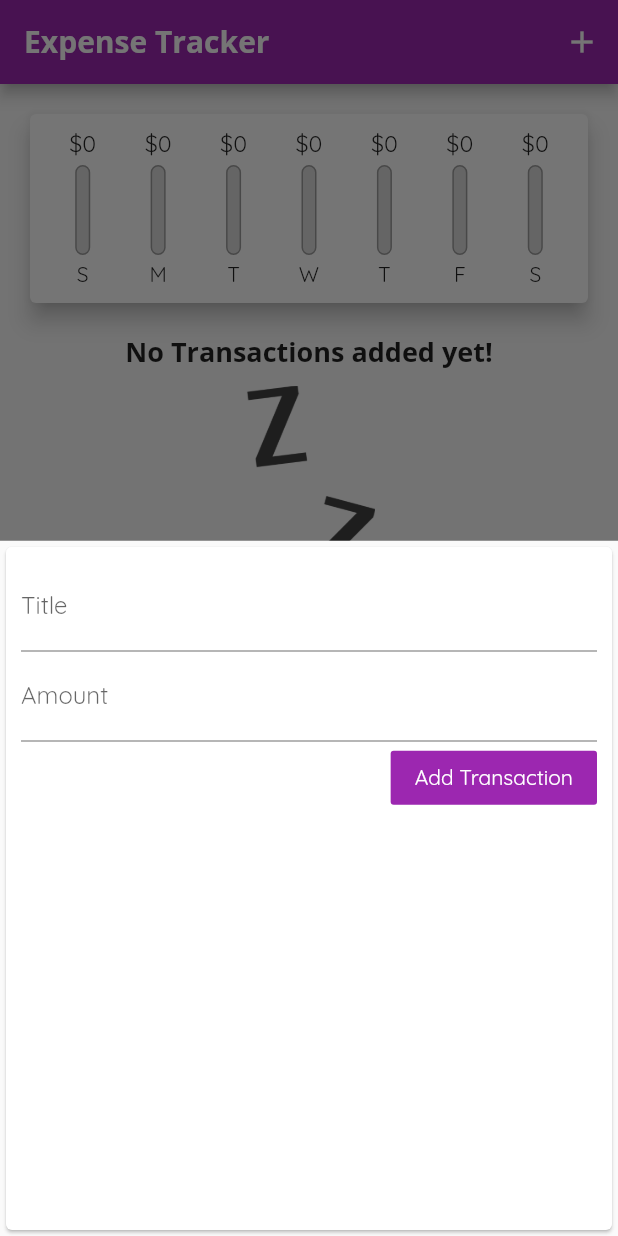
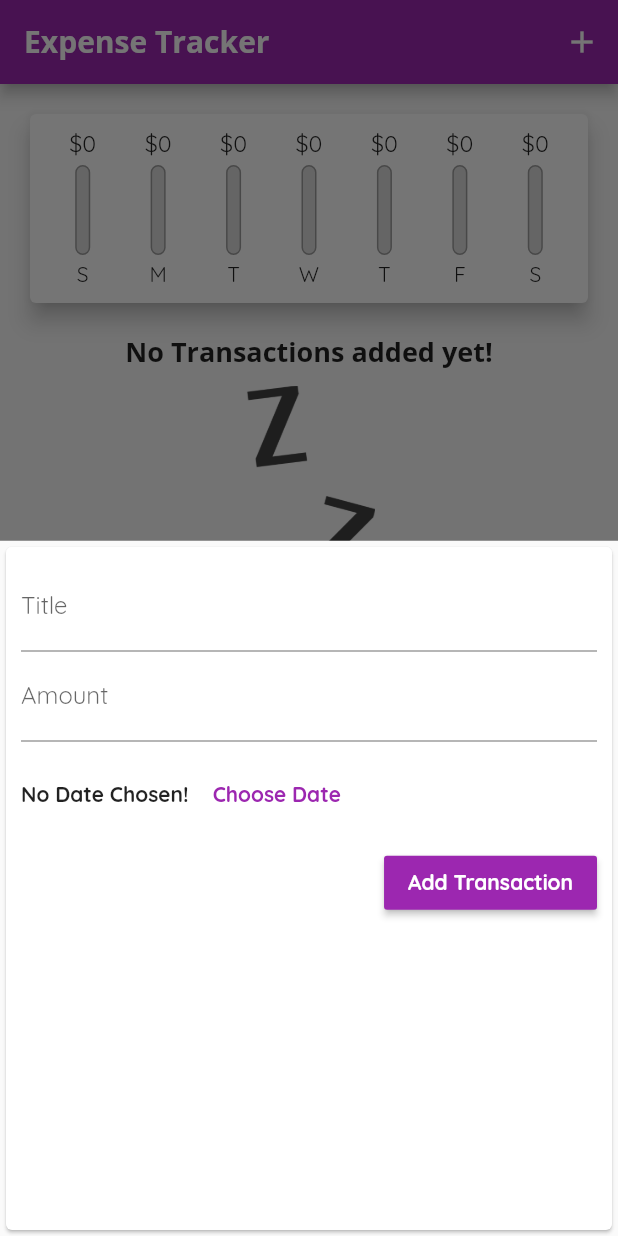
Before and after one commit to hoseinABH/expense-tracker, a Flutter app: the screen it shows after launch, after a tap on the "add" icon, on a phone screen of 412 x 824 dp. Run offline on Flutter 3.47's test engine with Material 2 defaults, Android fonts, the phone set to English and light mode, and no system bars.

Commit message:
add date picker

```diff
--- a/lib/main.dart
+++ b/lib/main.dart
@@ -25,7 +25,8 @@ class MyApp extends StatelessWidget {
               bodyText1: TextStyle(
                   fontFamily: 'OpenSans',
                   fontSize: 18,
-                  fontWeight: FontWeight.bold)),
+                  fontWeight: FontWeight.bold),
+              button: TextStyle(color: Colors.white)),
           appBarTheme: AppBarTheme(
               titleTextStyle: TextStyle(
                   fontFamily: 'OpenSans',
--- a/lib/widgets/new_transaction.dart
+++ b/lib/widgets/new_transaction.dart
@@ -1,4 +1,5 @@
 import 'package:flutter/material.dart';
+import 'package:intl/intl.dart';
 
 class NewTransaction extends StatefulWidget {
   final Function addNewTx;
@@ -10,18 +11,35 @@ class NewTransaction extends StatefulWidget {
 }
 
 class _NewTransactionState extends State<NewTransaction> {
-  final titleController = TextEditingController();
-  final amountController = TextEditingController();
+  final _titleController = TextEditingController();
+  final _amountController = TextEditingController();
+  var _selectedDate;
 
-  void submitData() {
-    final enteredTitle = titleController.text;
-    final enteredAmount = double.parse(amountController.text);
+  void _submitData() {
+    final enteredTitle = _titleController.text;
+    final enteredAmount = double.parse(_amountController.text);
     if (enteredAmount <= 0 || enteredTitle.isEmpty) {
       return;
     }
     widget.addNewTx(enteredTitle, enteredAmount);
 
     Navigator.of(context).pop();
+  }
+
+  void _presentDatePicker() {
+    showDatePicker(
+            context: context,
+            initialDate: DateTime.now(),
+            firstDate: DateTime(2019),
+            lastDate: DateTime.now())
+        .then((value) {
+      if (value == null) {
+        return;
+      }
+      setState(() {
+        _selectedDate = value;
+      });
+    });
   }
 
   @override
@@ -34,19 +52,39 @@ class _NewTransactionState extends State<NewTransaction> {
           children: [
             TextField(
               decoration: InputDecoration(labelText: 'Title'),
-              controller: titleController,
+              controller: _titleController,
             ),
             TextField(
               decoration: InputDecoration(labelText: 'Amount'),
-              controller: amountController,
+              controller: _amountController,
               keyboardType: TextInputType.number,
-              onSubmitted: (_) => submitData,
+              onSubmitted: (_) => _submitData,
             ),
-            FlatButton(
-              onPressed: submitData,
+            Container(
+              height: 70,
+              child: Row(
+                children: [
+                  Text(
+                    _selectedDate == null
+                        ? 'No Date Chosen!'
+                        : 'Picked Date: ${DateFormat.yMd().format(_selectedDate)}',
+                    style: TextStyle(fontWeight: FontWeight.bold),
+                  ),
+                  FlatButton(
+                    onPressed: _presentDatePicker,
+                    child: Text('Choose Date',
+                        style: TextStyle(fontWeight: FontWeight.bold)),
+                    textColor: Theme.of(context).primaryColor,
+                  )
+                ],
+              ),
+            ),
+            RaisedButton(
+              onPressed: _submitData,
               color: Theme.of(context).primaryColor,
-              textColor: Colors.white,
-              child: Text('Add Transaction'),
+              textColor: Theme.of(context).textTheme.button!.color,
+              child: Text('Add Transaction',
+                  style: TextStyle(fontWeight: FontWeight.bold)),
             )
           ],
         ),
```
